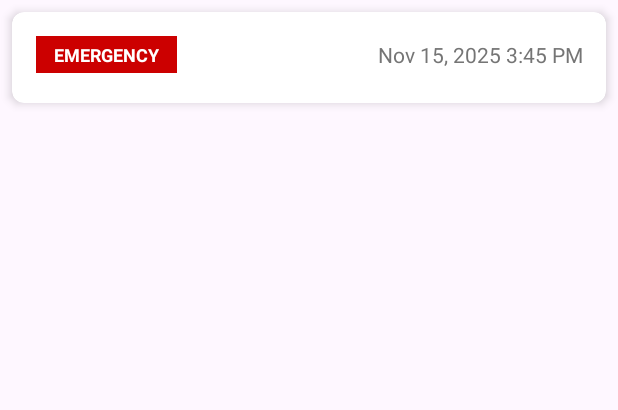
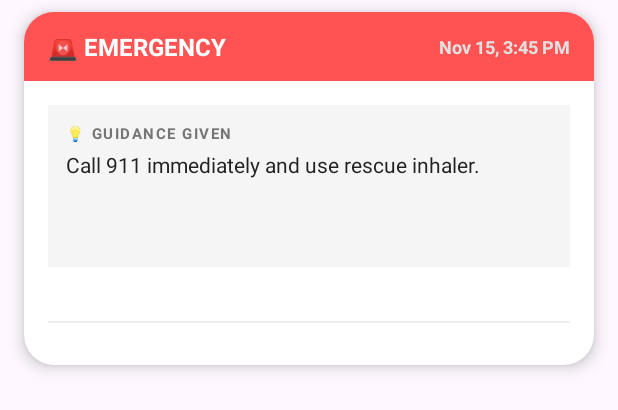
Before and after one commit to EricKel1/B07Assignment, an Android app: the layout item_incident.xml on its own in the app's theme, with its tools: preview values and no code run, on a phone screen of 412 x 824 dp. Shown: the top 410 px of the screen. Run offline under Robolectric (Android 15) with nearby library versions, the phone set to English and light mode, and no system bars.

Commit message:
feat(incident): Enhance incident display with guidance summary and improved UI elements

```diff
--- a/app/src/main/res/layout/item_incident.xml
+++ b/app/src/main/res/layout/item_incident.xml
@@ -3,9 +3,47 @@
     xmlns:app="http://schemas.android.com/apk/res-auto"
     android:layout_width="match_parent"
     android:layout_height="wrap_content"
-    android:layout_margin="8dp"
-    app:cardCornerRadius="8dp"
-    app:cardElevation="4dp">
+    android:layout_marginHorizontal="16dp"
+    android:layout_marginVertical="8dp"
+    app:cardCornerRadius="20dp"
+    app:cardElevation="6dp">
+
+    <LinearLayout
+        android:layout_width="match_parent"
+        android:layout_height="wrap_content"
+        android:orientation="vertical">
+
+        <!-- Colored Header Strip -->
+        <LinearLayout
+            android:id="@+id/layoutHeader"
+            android:layout_width="match_parent"
+            android:layout_height="wrap_content"
+            android:background="#FF5252"
+            android:orientation="horizontal"
+            android:paddingHorizontal="16dp"
+            android:paddingVertical="12dp"
+            android:gravity="center_vertical">
+
+            <TextView
+                android:id="@+id/tvDecisionBadge"
+                android:layout_width="0dp"
+                android:layout_height="wrap_content"
+                android:layout_weight="1"
+                android:text="🚨 EMERGENCY"
+                android:textSize="16sp"
+                android:textStyle="bold"
+                android:textColor="@android:color/white"/>
+
+            <TextView
+                android:id="@+id/tvTimestamp"
+                android:layout_width="wrap_content"
+                android:layout_height="wrap_content"
+                android:text="Nov 15, 3:45 PM"
+                android:textSize="12sp"
+                android:textColor="#E0E0E0"
+                android:textStyle="bold"/>
+
+        </LinearLayout>
 
         <LinearLayout
             android:layout_width="match_parent"
@@ -13,36 +51,33 @@
             android:orientation="vertical"
             android:padding="16dp">
 
-        <!-- Header with decision and date -->
+            <!-- Guidance Section (New) -->
             <LinearLayout
                 android:layout_width="match_parent"
                 android:layout_height="wrap_content"
-            android:orientation="horizontal"
-            android:gravity="center_vertical">
+                android:orientation="vertical"
+                android:background="@drawable/ic_launcher_background"
+                android:backgroundTint="#F5F5F5"
+                android:padding="12dp"
+                android:layout_marginBottom="12dp">
 
                 <TextView
-                android:id="@+id/tvDecisionBadge"
                     android:layout_width="wrap_content"
                     android:layout_height="wrap_content"
-                android:text="EMERGENCY"
-                android:textSize="12sp"
+                    android:text="💡 GUIDANCE GIVEN"
+                    android:textSize="10sp"
                     android:textStyle="bold"
-                android:textColor="@android:color/white"
-                android:background="@android:color/holo_red_dark"
-                android:paddingHorizontal="12dp"
-                android:paddingVertical="4dp"/>
+                    android:letterSpacing="0.1"
+                    android:textColor="#757575"/>
 
                 <TextView
-                android:id="@+id/tvTimestamp"
-                android:layout_width="0dp"
+                    android:id="@+id/tvGuidanceSummary"
+                    android:layout_width="match_parent"
                     android:layout_height="wrap_content"
-                android:layout_weight="1"
-                android:text="Nov 15, 2025 3:45 PM"
+                    android:text="Call 911 immediately and use rescue inhaler."
                     android:textSize="14sp"
-                android:textColor="#757575"
-                android:layout_marginStart="12dp"
-                android:gravity="end"/>
-
+                    android:textColor="#212121"
+                    android:layout_marginTop="4dp"/>
             </LinearLayout>
 
             <!-- Red Flags -->
@@ -50,10 +85,10 @@
                 android:id="@+id/tvRedFlagsLabel"
                 android:layout_width="match_parent"
                 android:layout_height="wrap_content"
-            android:text="Warning Signs:"
-            android:textSize="14sp"
+                android:text="⚠️ Symptoms Reported:"
+                android:textSize="12sp"
                 android:textStyle="bold"
-            android:layout_marginTop="12dp"
+                android:textColor="#D32F2F"
                 android:visibility="gone"/>
 
             <com.google.android.material.chip.ChipGroup
@@ -63,38 +98,56 @@
                 android:layout_marginTop="4dp"
                 app:singleLine="false"/>
 
-        <!-- Rescue Attempts -->
+            <!-- Stats Row -->
+            <LinearLayout
+                android:layout_width="match_parent"
+                android:layout_height="wrap_content"
+                android:orientation="horizontal"
+                android:layout_marginTop="8dp">
+
                 <TextView
                     android:id="@+id/tvRescueAttempts"
-            android:layout_width="match_parent"
+                    android:layout_width="0dp"
                     android:layout_height="wrap_content"
-            android:text="Rescue inhaler uses (3 hrs): 3"
-            android:textSize="14sp"
-            android:layout_marginTop="8dp"
+                    android:layout_weight="1"
+                    android:text="💊 Puffs: 3"
+                    android:textSize="13sp"
+                    android:textColor="#546E7A"
                     android:visibility="gone"/>
 
-        <!-- PEF Reading -->
                 <TextView
                     android:id="@+id/tvPEFReading"
+                    android:layout_width="wrap_content"
+                    android:layout_height="wrap_content"
+                    android:text="💨 PEF: 250"
+                    android:textSize="13sp"
+                    android:textStyle="bold"
+                    android:textColor="#546E7A"
+                    android:visibility="gone"/>
+            </LinearLayout>
+
+            <!-- Outcome Divider -->
+            <View
                 android:layout_width="match_parent"
-            android:layout_height="wrap_content"
-            android:text="Peak Flow: 250 L/min (Red Zone - 55%)"
-            android:textSize="14sp"
-            android:layout_marginTop="4dp"
-            android:visibility="gone"/>
+                android:layout_height="1dp"
+                android:background="#EEEEEE"
+                android:layout_marginVertical="12dp"/>
 
             <!-- Outcome -->
             <TextView
                 android:id="@+id/tvOutcome"
                 android:layout_width="match_parent"
                 android:layout_height="wrap_content"
-            android:text="Outcome: User improved after 10 minutes"
+                android:text="Result: User improved"
                 android:textSize="14sp"
-            android:layout_marginTop="8dp"
-            android:textStyle="italic"
+                android:textStyle="bold"
                 android:textColor="#4CAF50"
+                android:gravity="center_vertical"
+                android:drawablePadding="8dp"
                 android:visibility="gone"/>
 
         </LinearLayout>
 
+    </LinearLayout>
+
 </androidx.cardview.widget.CardView>
```
Also changed, not shown: app/src/main/java/com/example/b07project/adapters/IncidentAdapter.java (+29 -16 lines), app/src/main/res/layout/activity_incident_history.xml (+21 -8 lines). Lines whose indentation alone changed are shown as unchanged.
